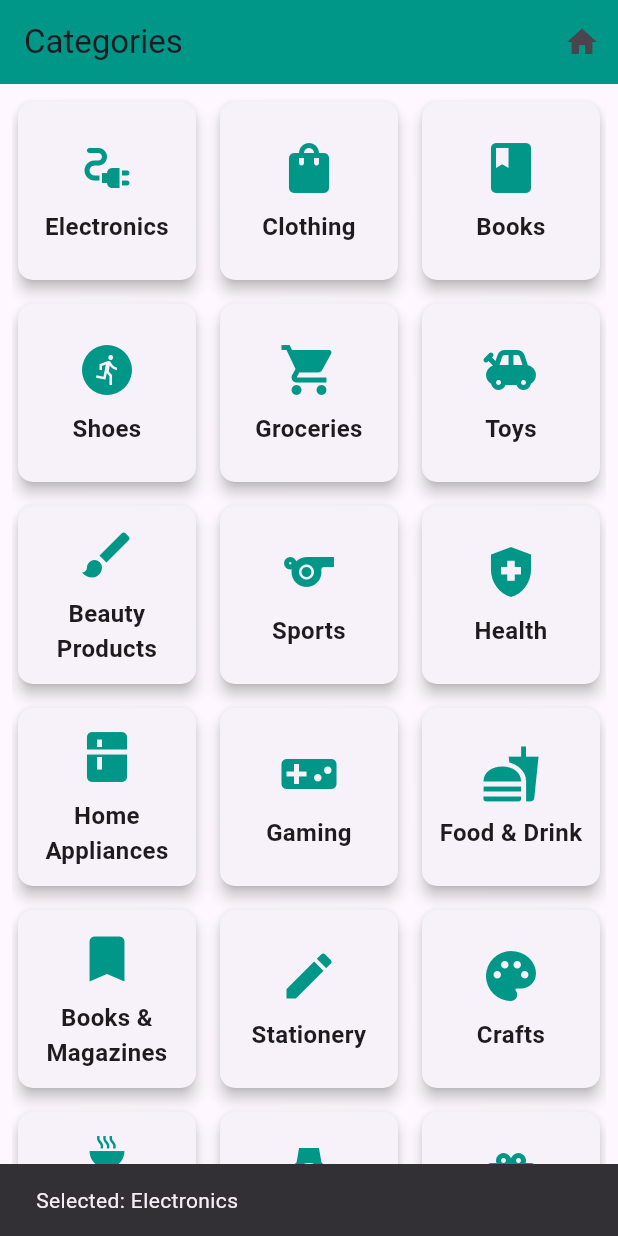
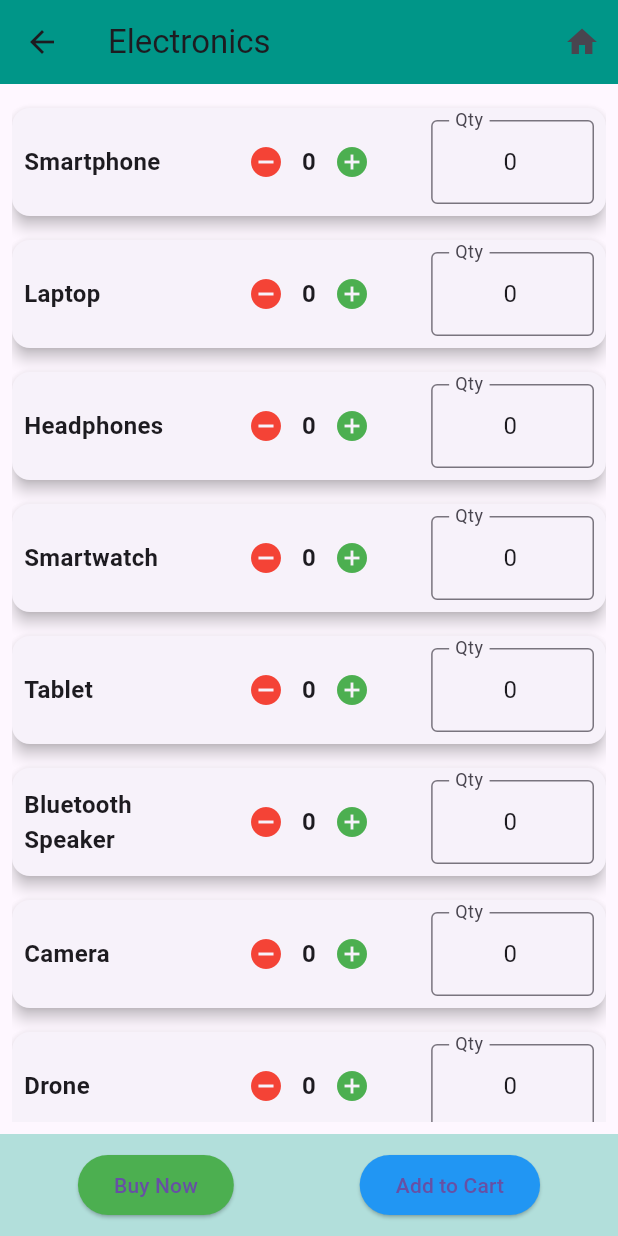
Before and after one commit to zegment-datalabs/VAN-App, a Flutter app: the CategoryPage screen opened directly, after a tap on "Electronics", on a phone screen of 412 x 824 dp. Run offline on Flutter 3.47's test engine with Material 3 defaults, Android fonts, the phone set to English and light mode, and no system bars; our stand-ins replace cloud_firestore, firebase_auth, firebase_core, firebase_storage, image_picker, shared_preferences; accounts and stored records are empty; network calls fail.

Commit message:
create products page

```diff
--- a/lib/category/categorypage.dart
+++ b/lib/category/categorypage.dart
@@ -1,12 +1,12 @@
 import 'package:flutter/material.dart';
 import 'package:van_app_demo/homepage.dart';
+import 'package:van_app_demo/category/productspage.dart'; // Import the ProductsPage
 
 class CategoryPage extends StatelessWidget {
   const CategoryPage({super.key});
 
   @override
   Widget build(BuildContext context) {
-    // Define categories with titles and icons
     final List<Map<String, dynamic>> categories = [
       {'title': 'Electronics', 'icon': Icons.electrical_services},
       {'title': 'Clothing', 'icon': Icons.shopping_bag},
@@ -33,11 +33,9 @@ class CategoryPage extends StatelessWidget {
         title: const Text('Categories'),
         backgroundColor: Colors.teal,
         actions: [
-          // HomePage Button in the AppBar
           IconButton(
             icon: const Icon(Icons.home),
             onPressed: () {
-              // Navigate to the HomePage
               Navigator.push(
                 context,
                 MaterialPageRoute(builder: (context) => const HomePage()),
@@ -50,10 +48,10 @@ class CategoryPage extends StatelessWidget {
         padding: const EdgeInsets.all(8.0),
         child: GridView.builder(
           gridDelegate: const SliverGridDelegateWithFixedCrossAxisCount(
-            crossAxisCount: 3, // Set to 3 to have 3 columns per row
+            crossAxisCount: 3,
             crossAxisSpacing: 8.0,
             mainAxisSpacing: 8.0,
-            childAspectRatio: 1.0, // Keep the items square
+            childAspectRatio: 1.0,
           ),
           itemCount: categories.length,
           itemBuilder: (context, index) {
@@ -65,8 +63,13 @@ class CategoryPage extends StatelessWidget {
               ),
               child: InkWell(
                 onTap: () {
-                  ScaffoldMessenger.of(context).showSnackBar(
-                    SnackBar(content: Text('Selected: ${category['title']}')),
+                  // Navigate to ProductsPage with the selected category
+                  Navigator.push(
+                    context,
+                    MaterialPageRoute(
+                      builder: (context) =>
+                          ProductsPage(categoryTitle: category['title']),
+                    ),
                   );
                 },
                 child: Column(
--- /dev/null
+++ b/lib/category/productspage.dart
@@ -0,0 +1,412 @@
+import 'package:flutter/material.dart';
+
+class ProductsPage extends StatefulWidget {
+  final String categoryTitle;
+
+  const ProductsPage({super.key, required this.categoryTitle});
+
+  @override
+  _ProductsPageState createState() => _ProductsPageState();
+}
+
+class _ProductsPageState extends State<ProductsPage> {
+  // Dummy product data for each category with initial quantities and controllers
+  final Map<String, List<Map<String, dynamic>>> categoryProducts = {
+    // dummy_data
+
+  'Electronics': [
+    {'name': 'Smartphone', 'price': 299.99, 'quantity': 0},
+    {'name': 'Laptop', 'price': 799.99, 'quantity': 0},
+    {'name': 'Headphones', 'price': 49.99, 'quantity': 0},
+    {'name': 'Smartwatch', 'price': 199.99, 'quantity': 0},
+    {'name': 'Tablet', 'price': 249.99, 'quantity': 0},
+    {'name': 'Bluetooth Speaker', 'price': 59.99, 'quantity': 0},
+    {'name': 'Camera', 'price': 399.99, 'quantity': 0},
+    {'name': 'Drone', 'price': 499.99, 'quantity': 0},
+    {'name': 'Gaming Console', 'price': 399.99, 'quantity': 0},
+    {'name': 'VR Headset', 'price': 249.99, 'quantity': 0},
+  ],
+  'Clothing': [
+    {'name': 'T-Shirt', 'price': 19.99, 'quantity': 0},
+    {'name': 'Jeans', 'price': 39.99, 'quantity': 0},
+    {'name': 'Jacket', 'price': 89.99, 'quantity': 0},
+    {'name': 'Sneakers', 'price': 59.99, 'quantity': 0},
+    {'name': 'Sweater', 'price': 29.99, 'quantity': 0},
+    {'name': 'Shorts', 'price': 24.99, 'quantity': 0},
+    {'name': 'Hat', 'price': 15.99, 'quantity': 0},
+    {'name': 'Scarf', 'price': 12.99, 'quantity': 0},
+    {'name': 'Boots', 'price': 89.99, 'quantity': 0},
+    {'name': 'Gloves', 'price': 9.99, 'quantity': 0},
+  ],
+  'Books': [
+    {'name': 'The Great Gatsby', 'price': 14.99, 'quantity': 0},
+    {'name': '1984', 'price': 12.99, 'quantity': 0},
+    {'name': 'Moby Dick', 'price': 17.99, 'quantity': 0},
+    {'name': 'To Kill a Mockingbird', 'price': 13.99, 'quantity': 0},
+    {'name': 'The Catcher in the Rye', 'price': 10.99, 'quantity': 0},
+    {'name': 'Pride and Prejudice', 'price': 11.99, 'quantity': 0},
+    {'name': 'War and Peace', 'price': 19.99, 'quantity': 0},
+    {'name': 'The Odyssey', 'price': 15.99, 'quantity': 0},
+    {'name': 'Crime and Punishment', 'price': 13.99, 'quantity': 0},
+    {'name': 'Brave New World', 'price': 14.99, 'quantity': 0},
+  ],
+  'Shoes': [
+    {'name': 'Running Shoes', 'price': 59.99, 'quantity': 0},
+    {'name': 'Boots', 'price': 89.99, 'quantity': 0},
+    {'name': 'Sandals', 'price': 29.99, 'quantity': 0},
+    {'name': 'Sneakers', 'price': 69.99, 'quantity': 0},
+    {'name': 'Loafers', 'price': 49.99, 'quantity': 0},
+    {'name': 'Flip Flops', 'price': 14.99, 'quantity': 0},
+    {'name': 'High Heels', 'price': 99.99, 'quantity': 0},
+    {'name': 'Slippers', 'price': 19.99, 'quantity': 0},
+    {'name': 'Work Boots', 'price': 79.99, 'quantity': 0},
+    {'name': 'Dress Shoes', 'price': 89.99, 'quantity': 0},
+  ],
+  'Groceries': [
+    {'name': 'Milk', 'price': 1.99, 'quantity': 0},
+    {'name': 'Eggs', 'price': 2.99, 'quantity': 0},
+    {'name': 'Bread', 'price': 1.49, 'quantity': 0},
+    {'name': 'Apples', 'price': 3.99, 'quantity': 0},
+    {'name': 'Bananas', 'price': 2.49, 'quantity': 0},
+    {'name': 'Carrots', 'price': 1.99, 'quantity': 0},
+    {'name': 'Tomatoes', 'price': 3.49, 'quantity': 0},
+    {'name': 'Cheese', 'price': 4.99, 'quantity': 0},
+    {'name': 'Chicken', 'price': 5.99, 'quantity': 0},
+    {'name': 'Rice', 'price': 2.99, 'quantity': 0},
+  ],
+  'Toys': [
+    {'name': 'Action Figure', 'price': 9.99, 'quantity': 0},
+    {'name': 'Doll', 'price': 14.99, 'quantity': 0},
+    {'name': 'Toy Car', 'price': 7.99, 'quantity': 0},
+    {'name': 'Puzzle', 'price': 12.99, 'quantity': 0},
+    {'name': 'Building Blocks', 'price': 19.99, 'quantity': 0},
+    {'name': 'Stuffed Animal', 'price': 10.99, 'quantity': 0},
+    {'name': 'Board Game', 'price': 24.99, 'quantity': 0},
+    {'name': 'Remote Control Helicopter', 'price': 29.99, 'quantity': 0},
+    {'name': 'Toy Train Set', 'price': 49.99, 'quantity': 0},
+    {'name': 'Bicycle', 'price': 99.99, 'quantity': 0},
+  ],
+  'Beauty Products': [
+    {'name': 'Shampoo', 'price': 5.99, 'quantity': 0},
+    {'name': 'Conditioner', 'price': 6.49, 'quantity': 0},
+    {'name': 'Face Cream', 'price': 12.99, 'quantity': 0},
+    {'name': 'Lipstick', 'price': 9.99, 'quantity': 0},
+    {'name': 'Nail Polish', 'price': 4.99, 'quantity': 0},
+    {'name': 'Perfume', 'price': 29.99, 'quantity': 0},
+    {'name': 'Face Mask', 'price': 7.99, 'quantity': 0},
+    {'name': 'Toothpaste', 'price': 2.99, 'quantity': 0},
+    {'name': 'Deodorant', 'price': 3.99, 'quantity': 0},
+    {'name': 'Hand Cream', 'price': 6.99, 'quantity': 0},
+  ],
+  'Sports': [
+    {'name': 'Football', 'price': 19.99, 'quantity': 0},
+    {'name': 'Basketball', 'price': 24.99, 'quantity': 0},
+    {'name': 'Tennis Racket', 'price': 49.99, 'quantity': 0},
+    {'name': 'Baseball Bat', 'price': 29.99, 'quantity': 0},
+    {'name': 'Soccer Shoes', 'price': 59.99, 'quantity': 0},
+    {'name': 'Yoga Mat', 'price': 19.99, 'quantity': 0},
+    {'name': 'Dumbbells', 'price': 39.99, 'quantity': 0},
+    {'name': 'Bicycle', 'price': 159.99, 'quantity': 0},
+    {'name': 'Swimming Goggles', 'price': 15.99, 'quantity': 0},
+    {'name': 'Boxing Gloves', 'price': 34.99, 'quantity': 0},
+  ],
+  'Health': [
+    {'name': 'Vitamins', 'price': 19.99, 'quantity': 0},
+    {'name': 'First Aid Kit', 'price': 29.99, 'quantity': 0},
+    {'name': 'Hand Sanitizer', 'price': 3.99, 'quantity': 0},
+    {'name': 'Pain Relief Cream', 'price': 9.99, 'quantity': 0},
+    {'name': 'Thermometer', 'price': 12.99, 'quantity': 0},
+    {'name': 'Blood Pressure Monitor', 'price': 49.99, 'quantity': 0},
+    {'name': 'Massage Oil', 'price': 7.99, 'quantity': 0},
+    {'name': 'Face Mask', 'price': 1.99, 'quantity': 0},
+    {'name': 'Cough Syrup', 'price': 6.99, 'quantity': 0},
+    {'name': 'Fitness Tracker', 'price': 79.99, 'quantity': 0},
+  ],
+  'Home Appliances': [
+    {'name': 'Washing Machine', 'price': 299.99, 'quantity': 0},
+    {'name': 'Microwave Oven', 'price': 79.99, 'quantity': 0},
+    {'name': 'Refrigerator', 'price': 499.99, 'quantity': 0},
+    {'name': 'Blender', 'price': 49.99, 'quantity': 0},
+    {'name': 'Vacuum Cleaner', 'price': 89.99, 'quantity': 0},
+    {'name': 'Coffee Maker', 'price': 29.99, 'quantity': 0},
+    {'name': 'Air Purifier', 'price': 199.99, 'quantity': 0},
+    {'name': 'Iron', 'price': 39.99, 'quantity': 0},
+    {'name': 'Toaster', 'price': 19.99, 'quantity': 0},
+    {'name': 'Dishwasher', 'price': 399.99, 'quantity': 0},
+  ],
+  'Gaming': [
+    {'name': 'PlayStation 5', 'price': 499.99, 'quantity': 0},
+    {'name': 'Xbox Series X', 'price': 499.99, 'quantity': 0},
+    {'name': 'Nintendo Switch', 'price': 299.99, 'quantity': 0},
+    {'name': 'Gaming Chair', 'price': 149.99, 'quantity': 0},
+    {'name': 'Gaming Mouse', 'price': 39.99, 'quantity': 0},
+    {'name': 'Gaming Keyboard', 'price': 89.99, 'quantity': 0},
+    {'name': 'VR Headset', 'price': 249.99, 'quantity': 0},
+    {'name': 'Game Controller', 'price': 59.99, 'quantity': 0},
+    {'name': 'Gaming Monitor', 'price': 199.99, 'quantity': 0},
+    {'name': 'Headset', 'price': 79.99, 'quantity': 0},
+  ],
+  'Food & Drink': [
+    {'name': 'Apple Juice', 'price': 3.99, 'quantity': 0},
+    {'name': 'Water', 'price': 0.99, 'quantity': 0},
+    {'name': 'Coke', 'price': 1.49, 'quantity': 0},
+    {'name': 'Beer', 'price': 5.99, 'quantity': 0},
+    {'name': 'Wine', 'price': 9.99, 'quantity': 0},
+    {'name': 'Coffee', 'price': 2.99, 'quantity': 0},
+    {'name': 'Tea', 'price': 1.99, 'quantity': 0},
+    {'name': 'Snacks', 'price': 1.99, 'quantity': 0},
+    {'name': 'Cookies', 'price': 3.49, 'quantity': 0},
+    {'name': 'Chips', 'price': 2.49, 'quantity': 0},
+  ],
+  'Books & Magazines': [
+    {'name': 'National Geographic', 'price': 5.99, 'quantity': 0},
+    {'name': 'Time Magazine', 'price': 4.99, 'quantity': 0},
+    {'name': 'TechCrunch', 'price': 6.99, 'quantity': 0},
+    {'name': 'Vogue', 'price': 7.99, 'quantity': 0},
+    {'name': 'The Economist', 'price': 8.99, 'quantity': 0},
+    {'name': 'Forbes', 'price': 9.99, 'quantity': 0},
+    {'name': 'Wired', 'price': 4.99, 'quantity': 0},
+    {'name': 'Harvard Business Review', 'price': 10.99, 'quantity': 0},
+    {'name': 'Scientific American', 'price': 5.49, 'quantity': 0},
+    {'name': 'Popular Science', 'price': 6.49, 'quantity': 0},
+  ],
+  'Stationery': [
+    {'name': 'Notebook', 'price': 1.99, 'quantity': 0},
+    {'name': 'Pen', 'price': 0.99, 'quantity': 0},
+    {'name': 'Pencil', 'price': 0.49, 'quantity': 0},
+    {'name': 'Highlighter', 'price': 1.29, 'quantity': 0},
+    {'name': 'Sticky Notes', 'price': 2.49, 'quantity': 0},
+    {'name': 'Paper Clips', 'price': 0.99, 'quantity': 0},
+    {'name': 'Eraser', 'price': 0.69, 'quantity': 0},
+    {'name': 'Folder', 'price': 1.49, 'quantity': 0},
+    {'name': 'Tape', 'price': 1.79, 'quantity': 0},
+    {'name': 'Ruler', 'price': 0.99, 'quantity': 0},
+  ],
+  'Crafts': [
+    {'name': 'Paint Brushes', 'price': 5.99, 'quantity': 0},
+    {'name': 'Canvas', 'price': 7.99, 'quantity': 0},
+    {'name': 'Colored Pencils', 'price': 3.99, 'quantity': 0},
+    {'name': 'Glue', 'price': 2.49, 'quantity': 0},
+    {'name': 'Knitting Needles', 'price': 6.99, 'quantity': 0},
+    {'name': 'Embroidery Thread', 'price': 4.99, 'quantity': 0},
+    {'name': 'Craft Paper', 'price': 2.99, 'quantity': 0},
+    {'name': 'Beads', 'price': 3.49, 'quantity': 0},
+    {'name': 'Stickers', 'price': 1.99, 'quantity': 0},
+    {'name': 'Sewing Kit', 'price': 12.99, 'quantity': 0},
+  ],
+  'Outdoor & Adventure': [
+    {'name': 'Tent', 'price': 79.99, 'quantity': 0},
+    {'name': 'Sleeping Bag', 'price': 39.99, 'quantity': 0},
+    {'name': 'Camping Stove', 'price': 29.99, 'quantity': 0},
+    {'name': 'Hiking Boots', 'price': 59.99, 'quantity': 0},
+    {'name': 'Backpack', 'price': 49.99, 'quantity': 0},
+    {'name': 'Compass', 'price': 12.99, 'quantity': 0},
+    {'name': 'Flashlight', 'price': 9.99, 'quantity': 0},
+    {'name': 'Binoculars', 'price': 24.99, 'quantity': 0},
+    {'name': 'Water Bottle', 'price': 6.99, 'quantity': 0},
+    {'name': 'Hiking Poles', 'price': 34.99, 'quantity': 0},
+  ],
+  'Watches': [
+    {'name': 'Men\'s Watch', 'price': 49.99, 'quantity': 0},
+    {'name': 'Women\'s Watch', 'price': 59.99, 'quantity': 0},
+    {'name': 'Smartwatch', 'price': 199.99, 'quantity': 0},
+    {'name': 'Leather Strap Watch', 'price': 89.99, 'quantity': 0},
+    {'name': 'Sports Watch', 'price': 129.99, 'quantity': 0},
+    {'name': 'Pocket Watch', 'price': 34.99, 'quantity': 0},
+    {'name': 'Casual Watch', 'price': 24.99, 'quantity': 0},
+    {'name': 'Luxury Watch', 'price': 399.99, 'quantity': 0},
+    {'name': 'Digital Watch', 'price': 19.99, 'quantity': 0},
+    {'name': 'Analog Watch', 'price': 39.99, 'quantity': 0},
+  ],
+  'Gifts': [
+    {'name': 'Gift Card', 'price': 25.00, 'quantity': 0},
+    {'name': 'Personalized Mug', 'price': 14.99, 'quantity': 0},
+    {'name': 'Teddy Bear', 'price': 19.99, 'quantity': 0},
+    {'name': 'Jewelry Box', 'price': 29.99, 'quantity': 0},
+    {'name': 'Custom T-Shirt', 'price': 20.99, 'quantity': 0},
+    {'name': 'Photo Frame', 'price': 9.99, 'quantity': 0},
+    {'name': 'Birthday Balloon', 'price': 1.99, 'quantity': 0},
+    {'name': 'Candles', 'price': 4.99, 'quantity': 0},
+    {'name': 'Gift Basket', 'price': 49.99, 'quantity': 0},
+    {'name': 'Customized Keychain', 'price': 7.99, 'quantity': 0},
+  ],
+};
+
+
+  late List<Map<String, dynamic>> products;
+
+  @override
+  void initState() {
+    super.initState();
+    // Initialize the products list based on the selected category
+    products = categoryProducts[widget.categoryTitle] ?? [];
+
+    // Initialize controllers for each product
+    for (var product in products) {
+      product['controller'] = TextEditingController();
+      product['controller'].text = product['quantity'].toString();
+    }
+  }
+
+  @override
+  Widget build(BuildContext context) {
+    return Scaffold(
+      appBar: AppBar(
+        title: Text('${widget.categoryTitle} '),
+        backgroundColor: Colors.teal,
+        actions: [
+          IconButton(
+            icon: const Icon(Icons.home),
+            onPressed: () {
+              Navigator.pop(context); // Go back to home page
+            },
+          ),
+        ],
+      ),
+      body: Column(
+        children: [
+          // Product List
+          Expanded(
+            child: Padding(
+              padding: const EdgeInsets.all(8.0),
+              child: ListView.builder(
+                itemCount: products.length,
+                itemBuilder: (context, index) {
+                  final product = products[index];
+
+                  return Card(
+                    elevation: 4.0,
+                    margin: const EdgeInsets.symmetric(vertical: 8.0),
+                    child: Padding(
+                      padding: const EdgeInsets.all(8.0),
+                      child: Row(
+                        children: [
+                          // Product Name
+                          Expanded(
+                            flex: 2,
+                            child: Text(
+                              product['name'],
+                              style: const TextStyle(
+                                fontSize: 16.0,
+                                fontWeight: FontWeight.bold,
+                              ),
+                            ),
+                          ),
+                          // Quantity Controller (- Button, Quantity Display, + Button)
+                          Expanded(
+                            flex: 3,
+                            child: Row(
+                              mainAxisAlignment: MainAxisAlignment.center,
+                              children: [
+                                // Less (-) Button
+                                IconButton(
+                                  icon: const Icon(Icons.remove_circle),
+                                  color: Colors.red,
+                                  onPressed: () {
+                                    setState(() {
+                                      if (product['quantity'] > 0) {
+                                        product['quantity']--;
+                                        product['controller'].text =
+                                            product['quantity'].toString();
+                                      }
+                                    });
+                                  },
+                                ),
+                                // Quantity Display
+                                Text(
+                                  product['quantity'].toString(),
+                                  style: const TextStyle(
+                                    fontSize: 16.0,
+                                    fontWeight: FontWeight.bold,
+                                  ),
+                                ),
+                                // Add (+) Button
+                                IconButton(
+                                  icon: const Icon(Icons.add_circle),
+                                  color: Colors.green,
+                                  onPressed: () {
+                                    setState(() {
+                                      product['quantity']++;
+                                      product['controller'].text =
+                                          product['quantity'].toString();
+                                    });
+                                  },
+                                ),
+                              ],
+                            ),
+                          ),
+                          // Manual Quantity Input
+                          Expanded(
+                            flex: 2,
+                            child: TextField(
+                              controller: product['controller'],
+                              keyboardType: TextInputType.number,
+                              textAlign: TextAlign.center,
+                              decoration: const InputDecoration(
+                                border: OutlineInputBorder(),
+                                labelText: 'Qty',
+                              ),
+                              onChanged: (value) {
+                                setState(() {
+                                  final newQuantity = int.tryParse(value) ?? 0;
+                                  if (newQuantity >= 0) {
+                                    product['quantity'] = newQuantity;
+                                  } else {
+                                    product['controller'].text =
+                                        product['quantity'].toString();
+                                  }
+                                });
+                              },
+                            ),
+                          ),
+                        ],
+                      ),
+                    ),
+                  );
+                },
+              ),
+            ),
+          ),
+          // Footer
+Container(
+  padding: const EdgeInsets.all(10.0),
+  color: Colors.teal[100], // Set background color
+  child: Row(
+    mainAxisAlignment: MainAxisAlignment.spaceAround, // Space buttons evenly
+    children: [
+      // Buy Now Button
+      ElevatedButton(
+        onPressed: () {
+          // Add your action for 'Buy Now' here
+          ScaffoldMessenger.of(context).showSnackBar(
+            const SnackBar(content: Text('Buy Now clicked')),
+          );
+        },
+        style: ElevatedButton.styleFrom(
+          backgroundColor: Colors.green, // Button color
+        ),
+        child: const Text('Buy Now'),
+      ),
+      // Add to Cart Button
+      ElevatedButton(
+        onPressed: () {
+          // Add your action for 'Add to Cart' here
+          ScaffoldMessenger.of(context).showSnackBar(
+            const SnackBar(content: Text('Added to Cart')),
+          );
+        },
+        style: ElevatedButton.styleFrom(
+          backgroundColor: Colors.blue, // Button color
+        ),
+        child: const Text('Add to Cart'),
+      ),
+    ],
+  ),
+),
+
+
+        ],
+      ),
+    );
+  }
+}
```
